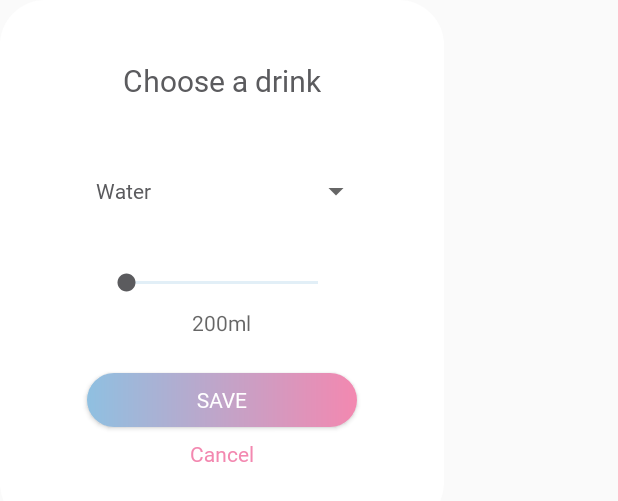
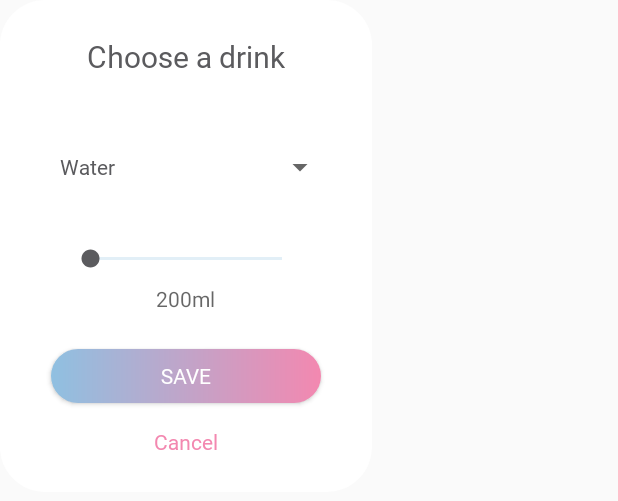
Before and after one commit to fedotovdiana/SmartFasting, an Android app: the layout dialog_fragment_choose_drink.xml on its own in the app's theme, with its tools: preview values and no code run, on a phone screen of 412 x 824 dp. Shown: the top 501 px of the screen. Run offline under Robolectric (Android 15) with nearby library versions, the phone set to English and light mode, and no system bars.

Commit message:
add choose drink dialog

```diff
--- a/app/src/main/res/layout/dialog_fragment_choose_drink.xml
+++ b/app/src/main/res/layout/dialog_fragment_choose_drink.xml
@@ -1,15 +1,16 @@
 <LinearLayout xmlns:android="http://schemas.android.com/apk/res/android"
-    android:layout_width="296dp"
+    android:layout_width="wrap_content"
     android:layout_height="wrap_content"
+    xmlns:tools="http://schemas.android.com/tools"
     android:orientation="vertical"
-    android:padding="16dp"
-    android:background="@drawable/dialog">
+    android:padding="24dp"
+    android:background="@drawable/dialog"
+    tools:showIn=".ui.drink.ChooseDialogFragment">
 
     <TextView
         android:layout_width="wrap_content"
         android:layout_height="wrap_content"
         android:layout_gravity="center"
-        android:layout_marginTop="24dp"
         android:fontFamily="@font/abeezee_regular"
         android:text="@string/title_choose_a_drink"
         android:textColor="@color/colorTextDark"
@@ -53,8 +54,7 @@
         android:layout_width="wrap_content"
         android:layout_height="match_parent"
         android:layout_gravity="center"
-        android:layout_marginTop="8dp"
-        android:layout_marginBottom="24dp"
+        android:layout_marginTop="16dp"
         android:fontFamily="@font/abeezee_regular"
         android:text="@string/title_btn_cancel"
         android:textColor="@color/colorAccent"
```
Also changed, not shown: app/src/main/java/com/itis/group11801/fedotova/smartfasting/ui/drink/ChooseDialogFragmenet.kt (added, +20 -0 lines), app/src/main/java/com/itis/group11801/fedotova/smartfasting/ui/drink/DrinkTrackerFragment.kt (+9 -0 lines), app/src/main/res/layout/fragment_drink_tracker.xml (+14 -0 lines), app/src/main/res/navigation/mobile_navigation.xml (+7 -1 lines).
